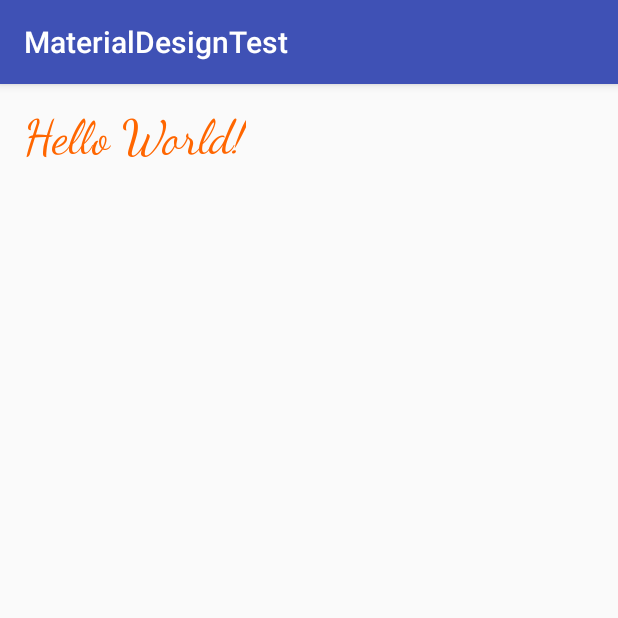
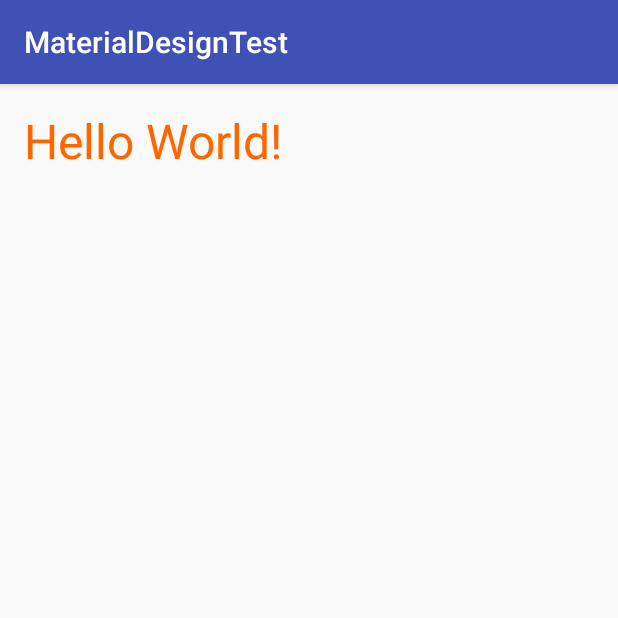
Before and after one commit to nvidyakarthik/MaterialDesignTest, an Android app: the screen it shows after launch (MainActivity), on a phone screen of 412 x 824 dp, the top half of it. Run offline under Robolectric (Android 15) with nearby library versions, the phone set to English and light mode, and no system bars.

Commit message:
Changed Font Style

```diff
--- a/app/src/main/res/values/styles.xml
+++ b/app/src/main/res/values/styles.xml
@@ -9,7 +9,7 @@
     </style>
     <style name="mystyle">
         <item name="android:textColor">#ff6600</item>
-        <item name="android:fontFamily">cursive</item>
+        <item name="android:fontFamily">sans-serif</item>
         <item name="android:textSize">32sp</item>
 
 
```
